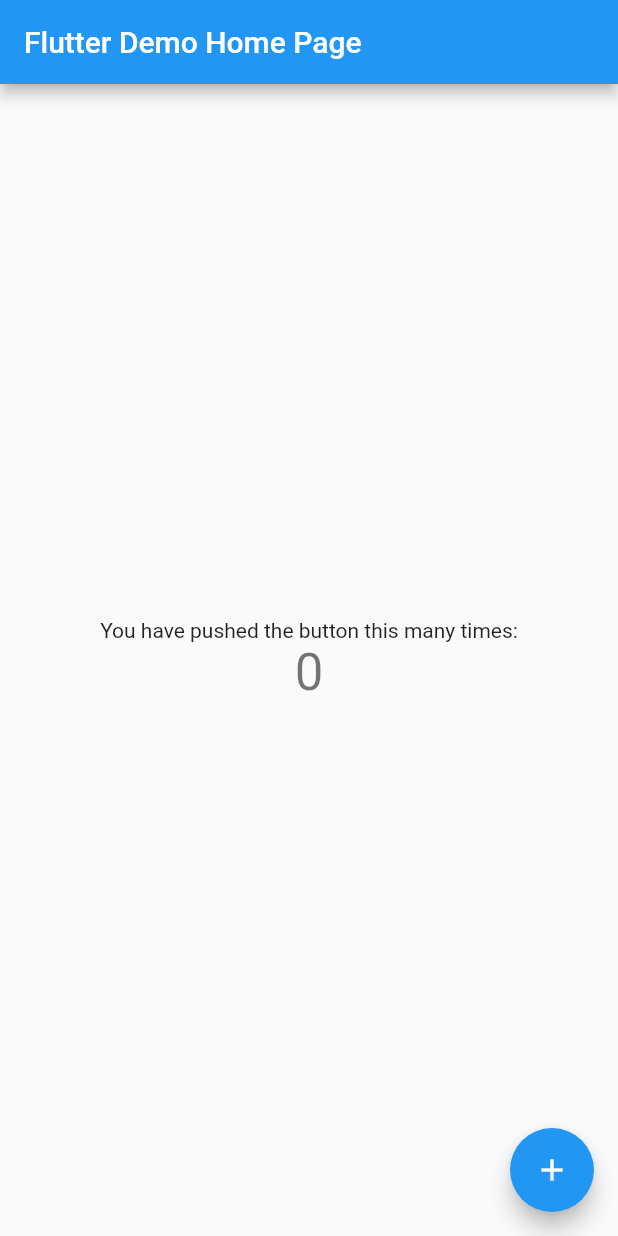
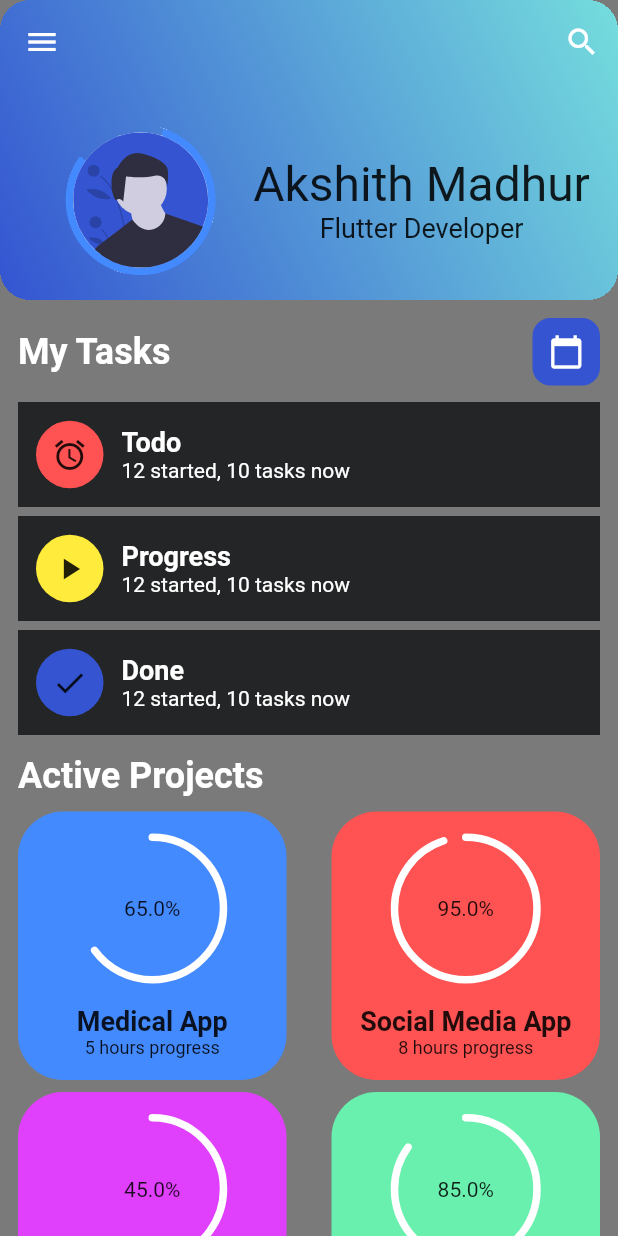
Before and after one commit to akshith14E/housy_ui_test, a Flutter app: the screen it shows after launch, on a phone screen of 412 x 824 dp. Run offline on Flutter 3.47's test engine with Material 2 defaults, Android fonts, the light colour scheme and no system bars; drawn by our look-alikes of percent_indicator; our stand-ins replace flutter_svg.

Commit message:
first screen done

```diff
--- /dev/null
+++ b/lib/home_page.dart
@@ -0,0 +1,171 @@
+import 'package:flutter/material.dart';
+import 'package:housy/widgets/appbar.dart';
+import 'package:housy/widgets/project.dart';
+import 'package:housy/widgets/task.dart';
+
+class HomePage extends StatefulWidget {
+  HomePage({Key? key}) : super(key: key);
+
+  @override
+  _HomePageState createState() => _HomePageState();
+}
+
+class _HomePageState extends State<HomePage> {
+  ScrollController s = ScrollController();
+  DateTime currentDate = DateTime.now();
+
+  Future<void> _selectDate(BuildContext context) async {
+    final DateTime? pickedDate = await showDatePicker(
+      context: context,
+      initialDate: currentDate,
+      firstDate: DateTime(200),
+      lastDate: DateTime(2050),
+      builder: (context, child) {
+        return Theme(
+            child: child!,
+            data: ThemeData.dark().copyWith(
+              primaryColor: Theme.of(context).primaryColor,
+              accentColor: Theme.of(context).accentColor,
+            ));
+      },
+    );
+
+    if (pickedDate != null && pickedDate != currentDate)
+      setState(() {
+        currentDate = pickedDate;
+      });
+  }
+
+  @override
+  Widget build(BuildContext context) {
+    return Scaffold(
+        appBar: CustomAppbar(),
+        drawer: Drawer(),
+        body: ListView(
+            controller: s,
+            physics: BouncingScrollPhysics(),
+            children: [
+              Container(
+                height: MediaQuery.of(context).size.height * 1.1,
+                padding: EdgeInsets.all(12),
+                child: Column(
+                  children: [
+                    Row(
+                      mainAxisAlignment: MainAxisAlignment.spaceBetween,
+                      mainAxisSize: MainAxisSize.max,
+                      children: [
+                        Text("My Tasks",
+                            style: TextStyle(
+                                color: Colors.white,
+                                fontSize: 24,
+                                fontWeight: FontWeight.bold)),
+                        GestureDetector(
+                          onTap: () => _selectDate(context),
+                          child: Container(
+                              height: 45,
+                              width: 45,
+                              decoration: BoxDecoration(
+                                borderRadius:
+                                    BorderRadius.all(Radius.circular(12)),
+                                color: Theme.of(context).primaryColor,
+                              ),
+                              child: Icon(Icons.calendar_today,
+                                  color: Colors.white)),
+                        )
+                      ],
+                    ),
+                    const SizedBox(
+                      height: 8,
+                    ),
+                    _MyTasks(),
+                    const SizedBox(
+                      height: 10,
+                    ),
+                    Row(
+                      crossAxisAlignment: CrossAxisAlignment.end,
+                      children: [
+                        Text("Active Projects",
+                            style: TextStyle(
+                                color: Colors.white,
+                                fontSize: 24,
+                                fontWeight: FontWeight.bold)),
+                      ],
+                    ),
+                    Expanded(child: _MyProjects(s: s))
+                  ],
+                ),
+              ),
+            ]));
+  }
+}
+
+class _MyTasks extends StatelessWidget {
+  _MyTasks({
+    Key? key,
+  }) : super(key: key);
+
+  @override
+  Widget build(BuildContext context) {
+    return Container(
+      child: Column(
+        children: [
+          Task(
+              color: Colors.redAccent,
+              task: TaskModel(
+                  started: 12, tasksnow: 10, title: "Todo", icon: Icons.alarm)),
+          Task(
+              color: Colors.yellow,
+              task: TaskModel(
+                  started: 12,
+                  tasksnow: 10,
+                  title: "Progress",
+                  icon: Icons.play_arrow)),
+          Task(
+              color: Theme.of(context).primaryColor,
+              task: TaskModel(
+                  started: 12, tasksnow: 10, title: "Done", icon: Icons.done)),
+        ],
+      ),
+    );
+  }
+}
+
+class _MyProjects extends StatelessWidget {
+  ScrollController s;
+  _MyProjects({Key? key, required this.s}) : super(key: key);
+
+  @override
+  Widget build(BuildContext context) {
+    return Container(
+        margin: EdgeInsets.symmetric(vertical: 10),
+        height: MediaQuery.of(context).size.height,
+        child: GridView.count(
+          controller: s,
+          crossAxisSpacing: 30,
+          mainAxisSpacing: 8,
+          crossAxisCount: 2,
+          children: [
+            Project(
+              color: Colors.blueAccent,
+              project: ProjectModel(
+                  title: "Medical App", hours: "5", percent: 65 / 100),
+            ),
+            Project(
+              color: Colors.redAccent,
+              project: ProjectModel(
+                  title: "Social Media App", hours: "8", percent: 95 / 100),
+            ),
+            Project(
+              color: Colors.purpleAccent,
+              project: ProjectModel(
+                  title: "E-Commerce App", hours: "15", percent: 45 / 100),
+            ),
+            Project(
+              color: Colors.greenAccent,
+              project: ProjectModel(
+                  title: "BlockChain App", hours: "25", percent: 85 / 100),
+            ),
+          ],
+        ));
+  }
+}
--- a/lib/main.dart
+++ b/lib/main.dart
@@ -1,113 +1,19 @@
 import 'package:flutter/material.dart';
+import 'package:housy/home_page.dart';
 
 void main() {
   runApp(MyApp());
 }
 
 class MyApp extends StatelessWidget {
-  // This widget is the root of your application.
   @override
   Widget build(BuildContext context) {
     return MaterialApp(
-      title: 'Flutter Demo',
       theme: ThemeData(
-        // This is the theme of your application.
-        //
-        // Try running your application with "flutter run". You'll see the
-        // application has a blue toolbar. Then, without quitting the app, try
-        // changing the primarySwatch below to Colors.green and then invoke
-        // "hot reload" (press "r" in the console where you ran "flutter run",
-        // or simply save your changes to "hot reload" in a Flutter IDE).
-        // Notice that the counter didn't reset back to zero; the application
-        // is not restarted.
-        primarySwatch: Colors.blue,
-      ),
-      home: MyHomePage(title: 'Flutter Demo Home Page'),
+          primaryColor: Color(0xff3454d1),
+          accentColor: Color(0xff75dddd),
+          scaffoldBackgroundColor: Color(0x99222222)),
+      home: HomePage(),
     );
   }
 }
-
-class MyHomePage extends StatefulWidget {
-  MyHomePage({Key? key, required this.title}) : super(key: key);
-
-  // This widget is the home page of your application. It is stateful, meaning
-  // that it has a State object (defined below) that contains fields that affect
-  // how it looks.
-
-  // This class is the configuration for the state. It holds the values (in this
-  // case the title) provided by the parent (in this case the App widget) and
-  // used by the build method of the State. Fields in a Widget subclass are
-  // always marked "final".
-
-  final String title;
-
-  @override
-  _MyHomePageState createState() => _MyHomePageState();
-}
-
-class _MyHomePageState extends State<MyHomePage> {
-  int _counter = 0;
-
-  void _incrementCounter() {
-    setState(() {
-      // This call to setState tells the Flutter framework that something has
-      // changed in this State, which causes it to rerun the build method below
-      // so that the display can reflect the updated values. If we changed
-      // _counter without calling setState(), then the build method would not be
-      // called again, and so nothing would appear to happen.
-      _counter++;
-    });
-  }
-
-  @override
-  Widget build(BuildContext context) {
-    // This method is rerun every time setState is called, for instance as done
-    // by the _incrementCounter method above.
-    //
-    // The Flutter framework has been optimized to make rerunning build methods
-    // fast, so that you can just rebuild anything that needs updating rather
-    // than having to individually change instances of widgets.
-    return Scaffold(
-      appBar: AppBar(
-        // Here we take the value from the MyHomePage object that was created by
-        // the App.build method, and use it to set our appbar title.
-        title: Text(widget.title),
-      ),
-      body: Center(
-        // Center is a layout widget. It takes a single child and positions it
-        // in the middle of the parent.
-        child: Column(
-          // Column is also a layout widget. It takes a list of children and
-          // arranges them vertically. By default, it sizes itself to fit its
-          // children horizontally, and tries to be as tall as its parent.
-          //
-          // Invoke "debug painting" (press "p" in the console, choose the
-          // "Toggle Debug Paint" action from the Flutter Inspector in Android
-          // Studio, or the "Toggle Debug Paint" command in Visual Studio Code)
-          // to see the wireframe for each widget.
-          //
-          // Column has various properties to control how it sizes itself and
-          // how it positions its children. Here we use mainAxisAlignment to
-          // center the children vertically; the main axis here is the vertical
-          // axis because Columns are vertical (the cross axis would be
-          // horizontal).
-          mainAxisAlignment: MainAxisAlignment.center,
-          children: <Widget>[
-            Text(
-              'You have pushed the button this many times:',
-            ),
-            Text(
-              '$_counter',
-              style: Theme.of(context).textTheme.headline4,
-            ),
-          ],
-        ),
-      ),
-      floatingActionButton: FloatingActionButton(
-        onPressed: _incrementCounter,
-        tooltip: 'Increment',
-        child: Icon(Icons.add),
-      ), // This trailing comma makes auto-formatting nicer for build methods.
-    );
-  }
-}
--- /dev/null
+++ b/lib/widgets/appbar.dart
@@ -0,0 +1,137 @@
+import 'package:flutter/material.dart';
+import 'package:flutter_svg/flutter_svg.dart';
+
+class CustomAppbar extends StatefulWidget with PreferredSizeWidget {
+  CustomAppbar({Key? key}) : super(key: key);
+
+  @override
+  _CustomAppbarState createState() => _CustomAppbarState();
+
+  @override
+  Size get preferredSize => Size.fromHeight(200);
+}
+
+class _CustomAppbarState extends State<CustomAppbar>
+    with TickerProviderStateMixin {
+  late AnimationController controller;
+  late AnimationController controller2;
+  late Animation<double> t;
+
+  @override
+  void initState() {
+    controller =
+        new AnimationController(vsync: this, duration: Duration(seconds: 1));
+    controller2 =
+        new AnimationController(vsync: this, duration: Duration(seconds: 3));
+    t = Tween<double>(begin: 0, end: 1).animate(controller2);
+    controller.repeat();
+    controller2.forward();
+    super.initState();
+  }
+
+  @override
+  void dispose() {
+    controller.dispose();
+    super.dispose();
+  }
+
+  @override
+  Widget build(BuildContext context) {
+    return ClipRRect(
+      borderRadius: BorderRadius.all(Radius.circular(20)),
+      clipBehavior: Clip.hardEdge,
+      child: AppBar(
+          elevation: 0.0,
+          centerTitle: true,
+          actions: [
+            IconButton(
+                icon: Icon(Icons.search),
+                onPressed: () {
+                  print('tapped');
+                }),
+          ],
+          flexibleSpace: Container(
+            height: MediaQuery.of(context).size.height,
+            width: MediaQuery.of(context).size.width,
+            child: Container(
+              child: userInfo(controller, t),
+              padding: EdgeInsets.only(top: widget.preferredSize.height / 3),
+            ),
+            decoration: BoxDecoration(
+              gradient: LinearGradient(
+                  begin: Alignment.topRight,
+                  end: Alignment.bottomLeft,
+                  colors: <Color>[
+                    Theme.of(context).accentColor,
+                    Theme.of(context).primaryColor,
+                  ]),
+            ),
+          )),
+    );
+  }
+}
+
+userInfo(AnimationController controller, t) {
+  return Row(
+    mainAxisAlignment: MainAxisAlignment.center,
+    crossAxisAlignment: CrossAxisAlignment.center,
+    children: [
+      //circle avatar
+      AnimatedBuilder(
+          animation: controller.view,
+          builder: (context, child) {
+            return Container(
+              height: 150,
+              width: 150,
+              child: Stack(alignment: Alignment.center, children: [
+                Transform.rotate(
+                  angle: controller.value * 2 * 3.14,
+                  child: ShaderMask(
+                    shaderCallback: (rect) {
+                      return SweepGradient(
+                              startAngle: 0.0,
+                              endAngle: 3.14 * 2,
+                              stops: [0.8, 0.8],
+                              center: Alignment.center,
+                              colors: [Colors.blueAccent, Colors.transparent])
+                          .createShader(rect);
+                    },
+                    child: Container(
+                      height: 100,
+                      width: 100,
+                      decoration: BoxDecoration(
+                          shape: BoxShape.circle, color: Colors.white),
+                    ),
+                  ),
+                ),
+                Container(
+                  width: 90,
+                  height: 90,
+                  decoration: BoxDecoration(
+                    shape: BoxShape.circle,
+                    color: Colors.white,
+                  ),
+                  child: SvgPicture.asset(
+                      'assets/images/undraw_male_avatar_323b.svg'),
+                )
+              ]),
+            );
+          }),
+      //user Information
+      FadeTransition(
+        opacity: t,
+        child: Column(
+          mainAxisAlignment: MainAxisAlignment.center,
+          crossAxisAlignment: CrossAxisAlignment.center,
+          children: [
+            Text(
+              "Akshith Madhur",
+              style: TextStyle(fontSize: 32),
+            ),
+            Text("Flutter Developer", style: TextStyle(fontSize: 18))
+          ],
+        ),
+      ),
+    ],
+  );
+}
--- /dev/null
+++ b/lib/widgets/project.dart
@@ -0,0 +1,50 @@
+import 'package:flutter/material.dart';
+import 'package:percent_indicator/circular_percent_indicator.dart';
+
+class ProjectModel {
+  double percent;
+  String title;
+  String hours;
+
+  ProjectModel(
+      {required this.hours, required this.title, required this.percent});
+}
+
+class Project extends StatelessWidget {
+  Color color;
+  ProjectModel project;
+  Project({Key? key, required this.color, required this.project})
+      : super(key: key);
+
+  @override
+  Widget build(BuildContext context) {
+    return Container(
+      height: 300,
+      decoration: BoxDecoration(
+          borderRadius: BorderRadius.all(Radius.circular(30)), color: color),
+      child: Column(
+        mainAxisAlignment: MainAxisAlignment.spaceEvenly,
+        children: [
+          CircularPercentIndicator(
+              backgroundColor: Colors.transparent,
+              radius: 100,
+              animationDuration: 500,
+              progressColor: Colors.white,
+              animation: true,
+              circularStrokeCap: CircularStrokeCap.round,
+              percent: project.percent,
+              center: Text((project.percent * 100).toString() + "%")),
+          Column(
+            crossAxisAlignment: CrossAxisAlignment.center,
+            children: [
+              Text(project.title,
+                  style: TextStyle(fontWeight: FontWeight.bold, fontSize: 18)),
+              Text(project.hours + " hours progress",
+                  style: TextStyle(fontSize: 12)),
+            ],
+          )
+        ],
+      ),
+    );
+  }
+}
--- /dev/null
+++ b/lib/widgets/task.dart
@@ -0,0 +1,62 @@
+import 'package:flutter/material.dart';
+
+class TaskModel {
+  String title;
+  int tasksnow;
+  int started;
+  IconData icon;
+  TaskModel(
+      {required this.title,
+      required this.tasksnow,
+      required this.started,
+      required this.icon});
+}
+
+class Task extends StatelessWidget {
+  Color color;
+  TaskModel task;
+  Task({Key? key, required this.color, required this.task}) : super(key: key);
+
+  @override
+  Widget build(BuildContext context) {
+    return Container(
+      margin: EdgeInsets.symmetric(vertical: 3),
+      height: 70,
+      color: Color(0xff242526),
+      child: Row(
+        children: [
+          Container(
+            margin: EdgeInsets.symmetric(
+              horizontal: 12,
+            ),
+            height: 45,
+            width: 45,
+            decoration:
+                BoxDecoration(color: this.color, shape: BoxShape.circle),
+            child: Icon(task.icon),
+          ),
+          Column(
+            mainAxisAlignment: MainAxisAlignment.center,
+            crossAxisAlignment: CrossAxisAlignment.start,
+            children: [
+              Text(
+                task.title,
+                style: TextStyle(
+                    color: Colors.white,
+                    fontWeight: FontWeight.bold,
+                    fontSize: 18),
+              ),
+              Text(
+                task.started.toString() +
+                    ' started, ' +
+                    task.tasksnow.toString() +
+                    ' tasks now',
+                style: TextStyle(color: Colors.white, fontSize: 14),
+              )
+            ],
+          )
+        ],
+      ),
+    );
+  }
+}
```
Also changed, not shown: pubspec.yaml (+6 -14 lines), assets/images/undraw_male_avatar_323b.svg (added), pubspec.lock, 1 other file.
